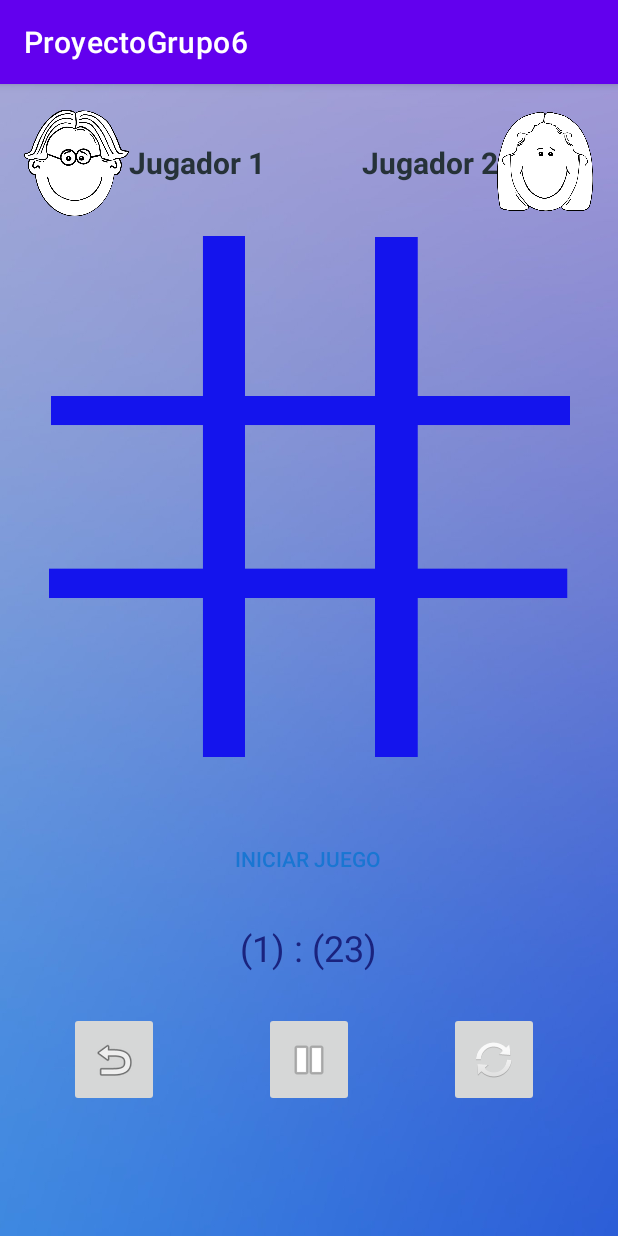
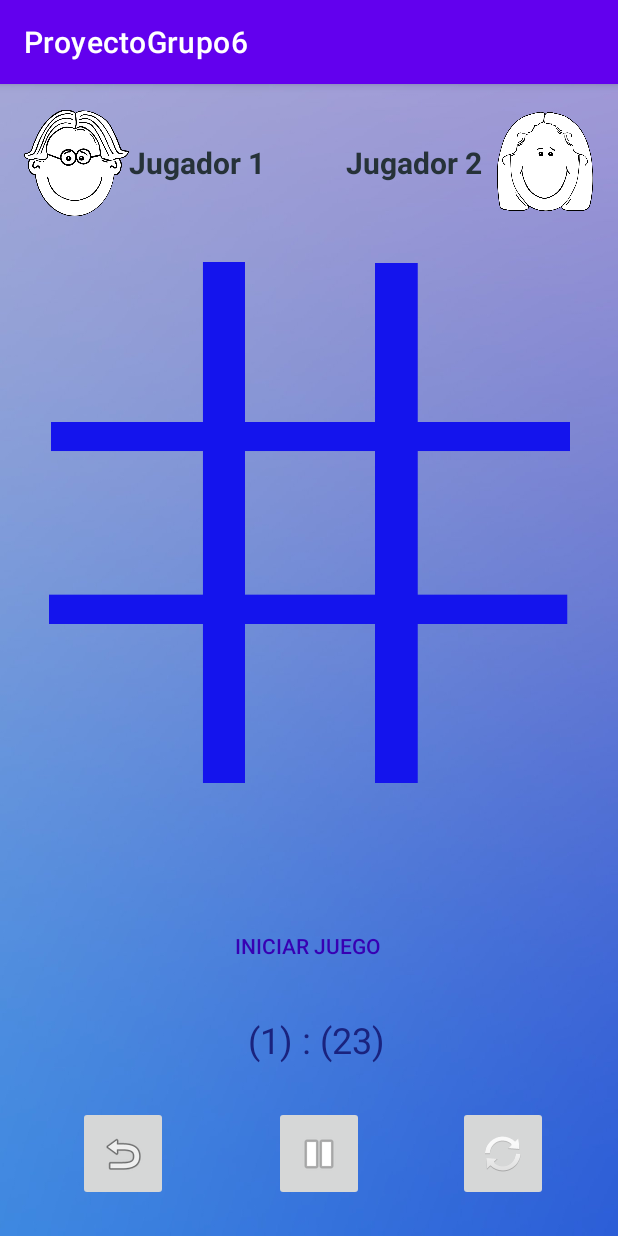
Before and after one commit to isinicolle/AndroidStudio_AppMiniGames, an Android app: the JuegoX0 screen opened directly, with no data from a screen before it, on a phone screen of 412 x 824 dp. Run offline under Robolectric (Android 15) with nearby library versions, the phone set to English and light mode, and no system bars.

Commit message:
avance
avance

```diff
--- a/ProyectoGrupo6/app/src/main/res/layout/activity_juego_x0.xml
+++ b/ProyectoGrupo6/app/src/main/res/layout/activity_juego_x0.xml
@@ -59,10 +59,22 @@
         android:textStyle="bold"
         app:layout_constraintBottom_toBottomOf="parent"
         app:layout_constraintEnd_toEndOf="parent"
-        app:layout_constraintHorizontal_bias="0.741"
+        app:layout_constraintHorizontal_bias="0.708"
         app:layout_constraintStart_toStartOf="parent"
         app:layout_constraintTop_toTopOf="parent"
         app:layout_constraintVertical_bias="0.053" />
+
+    <ImageView
+        android:id="@+id/imgTablero"
+        android:layout_width="347dp"
+        android:layout_height="499dp"
+        android:contentDescription="@string/todo3"
+        app:layout_constraintBottom_toBottomOf="parent"
+        app:layout_constraintEnd_toEndOf="parent"
+        app:layout_constraintStart_toStartOf="parent"
+        app:layout_constraintTop_toTopOf="parent"
+        app:layout_constraintVertical_bias="0.159"
+        app:srcCompat="@mipmap/tablerovaciox0" />
 
     <Button
         android:id="@+id/btnIniciarx0"
@@ -70,14 +82,56 @@
         android:layout_width="150dp"
         android:layout_height="60dp"
         android:text="@string/btnIniciarJuegoX0"
-        android:textColor="#1976D2"
+        android:textColor="@color/purple_700"
         app:layout_constraintBottom_toBottomOf="parent"
         app:layout_constraintEnd_toEndOf="parent"
         app:layout_constraintHorizontal_bias="0.498"
         app:layout_constraintStart_toStartOf="parent"
         app:layout_constraintTop_toTopOf="parent"
-        app:layout_constraintVertical_bias="0.687"
+        app:layout_constraintVertical_bias="0.769"
         tools:ignore="TextContrastCheck" />
+
+    <ImageButton
+        android:id="@+id/btnR"
+        android:layout_width="60dp"
+        android:layout_height="63dp"
+        android:contentDescription="@string/todo4"
+        app:layout_constraintBottom_toBottomOf="parent"
+        app:layout_constraintEnd_toEndOf="parent"
+        app:layout_constraintHorizontal_bias="0.148"
+        app:layout_constraintStart_toStartOf="parent"
+        app:layout_constraintTop_toTopOf="parent"
+        app:layout_constraintVertical_bias="0.967"
+        app:srcCompat="@android:drawable/ic_menu_revert"
+        tools:ignore="SpeakableTextPresentCheck,DuplicateSpeakableTextCheck,ImageContrastCheck" />
+
+    <ImageButton
+        android:id="@+id/btnRR"
+        android:layout_width="60dp"
+        android:layout_height="63dp"
+        android:contentDescription="@string/todo1"
+        app:layout_constraintBottom_toBottomOf="parent"
+        app:layout_constraintEnd_toEndOf="parent"
+        app:layout_constraintHorizontal_bias="0.868"
+        app:layout_constraintStart_toStartOf="parent"
+        app:layout_constraintTop_toTopOf="parent"
+        app:layout_constraintVertical_bias="0.967"
+        app:srcCompat="@android:drawable/ic_popup_sync"
+        tools:ignore="SpeakableTextPresentCheck" />
+
+    <ImageButton
+        android:id="@+id/btnP"
+        android:layout_width="60dp"
+        android:layout_height="63dp"
+        android:contentDescription="@string/todo2"
+        app:layout_constraintBottom_toBottomOf="parent"
+        app:layout_constraintEnd_toEndOf="parent"
+        app:layout_constraintHorizontal_bias="0.518"
+        app:layout_constraintStart_toStartOf="parent"
+        app:layout_constraintTop_toTopOf="parent"
+        app:layout_constraintVertical_bias="0.967"
+        app:srcCompat="@android:drawable/ic_media_pause"
+        tools:ignore="SpeakableTextPresentCheck" />
 
     <TextView
         android:id="@+id/textView3"
@@ -88,61 +142,9 @@
         android:textSize="24sp"
         app:layout_constraintBottom_toBottomOf="parent"
         app:layout_constraintEnd_toEndOf="parent"
-        app:layout_constraintHorizontal_bias="0.498"
+        app:layout_constraintHorizontal_bias="0.515"
         app:layout_constraintStart_toStartOf="parent"
         app:layout_constraintTop_toTopOf="parent"
-        app:layout_constraintVertical_bias="0.761" />
+        app:layout_constraintVertical_bias="0.844" />
 
-    <ImageButton
-        android:id="@+id/btnR"
-        android:layout_width="60dp"
-        android:layout_height="63dp"
-        android:contentDescription="@string/todo"
-        app:layout_constraintBottom_toBottomOf="parent"
-        app:layout_constraintEnd_toEndOf="parent"
-        app:layout_constraintHorizontal_bias="0.131"
-        app:layout_constraintStart_toStartOf="parent"
-        app:layout_constraintTop_toTopOf="parent"
-        app:layout_constraintVertical_bias="0.878"
-        app:srcCompat="@android:drawable/ic_menu_revert"
-        tools:ignore="SpeakableTextPresentCheck,DuplicateSpeakableTextCheck,ImageContrastCheck" />
-
-    <ImageButton
-        android:id="@+id/btnP"
-        android:layout_width="60dp"
-        android:layout_height="63dp"
-        app:layout_constraintBottom_toBottomOf="parent"
-        app:layout_constraintEnd_toEndOf="parent"
-        app:layout_constraintStart_toStartOf="parent"
-        app:layout_constraintTop_toTopOf="parent"
-        app:layout_constraintVertical_bias="0.878"
-        app:srcCompat="@android:drawable/ic_media_pause"
-        tools:ignore="SpeakableTextPresentCheck"
-        android:contentDescription="@string/todo" />
-
-    <ImageButton
-        android:id="@+id/btnRR"
-        android:layout_width="60dp"
-        android:layout_height="63dp"
-        android:contentDescription="@string/todo"
-        app:layout_constraintBottom_toBottomOf="parent"
-        app:layout_constraintEnd_toEndOf="parent"
-        app:layout_constraintHorizontal_bias="0.851"
-        app:layout_constraintStart_toStartOf="parent"
-        app:layout_constraintTop_toTopOf="parent"
-        app:layout_constraintVertical_bias="0.878"
-        app:srcCompat="@android:drawable/ic_popup_sync"
-        tools:ignore="SpeakableTextPresentCheck" />
-
-    <ImageView
-        android:id="@+id/imgTablero"
-        android:layout_width="347dp"
-        android:layout_height="499dp"
-        app:layout_constraintBottom_toBottomOf="parent"
-        app:layout_constraintEnd_toEndOf="parent"
-        app:layout_constraintStart_toStartOf="parent"
-        app:layout_constraintTop_toTopOf="parent"
-        app:layout_constraintVertical_bias="0.094"
-        app:srcCompat="@mipmap/tablerovaciox0"
-        android:contentDescription="@string/todo" />
 </androidx.constraintlayout.widget.ConstraintLayout>
--- a/ProyectoGrupo6/app/src/main/res/values/strings.xml
+++ b/ProyectoGrupo6/app/src/main/res/values/strings.xml
@@ -18,8 +18,8 @@
     <string name="imagen_jugador_1">imagen jugador 1</string>
     <string name="btnIniciarJuegoX0">Iniciar Juego</string>
     <string name="_1_23">(1) : (23)</string>
-    <string name="todo">TODO</string>
-    <string name="todo">TODO</string>
-    <string name="todo">TODO</string>
-    <string name="todo">TODO</string>
+    <string name="todo1">TODO1</string>
+    <string name="todo2">TODO2</string>
+    <string name="todo3">TODO3</string>
+    <string name="todo4">TODO4</string>
 </resources>
```
